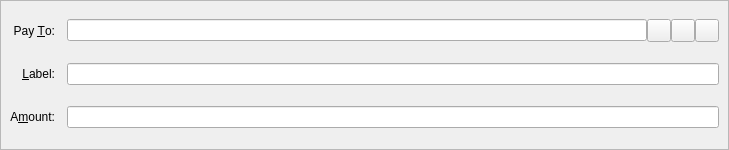
Qt form src/qt/forms/sendcoinsentry.ui (zarGonnn/reddcoin) before a commit.
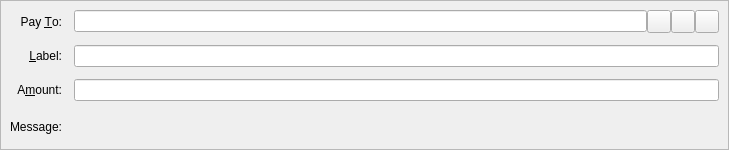
The same form after that commit. Icons and pictures are not drawn. Custom widgets are drawn as their Qt base class.

Commit message: [Qt] Show and store message of normal bitcoin:URI

What changed in the file:
```diff
--- a/src/qt/forms/sendcoinsentry.ui
+++ b/src/qt/forms/sendcoinsentry.ui
@@ -141,6 +141,23 @@
     <item row="2" column="1">
      <widget class="BitcoinAmountField" name="payAmount"/>
     </item>
+    <item row="3" column="0">
+     <widget class="QLabel" name="messageLabel">
+      <property name="text">
+       <string>Message:</string>
+      </property>
+      <property name="alignment">
+       <set>Qt::AlignRight|Qt::AlignTrailing|Qt::AlignVCenter</set>
+      </property>
+     </widget>
+    </item>
+    <item row="3" column="1">
+     <widget class="QLabel" name="messageTextLabel">
+      <property name="textFormat">
+       <enum>Qt::PlainText</enum>
+      </property>
+     </widget>
+    </item>
    </layout>
   </widget>
   <widget class="QFrame" name="SendCoins_InsecurePaymentRequest">
```
The commit also changes 3 other files.
